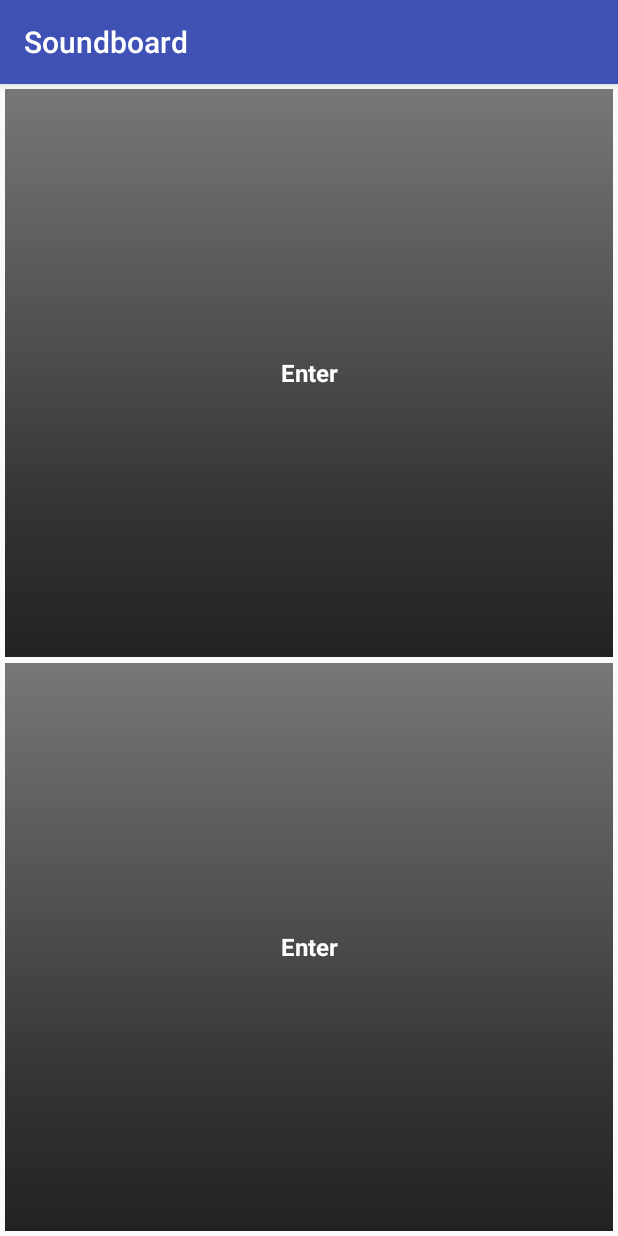
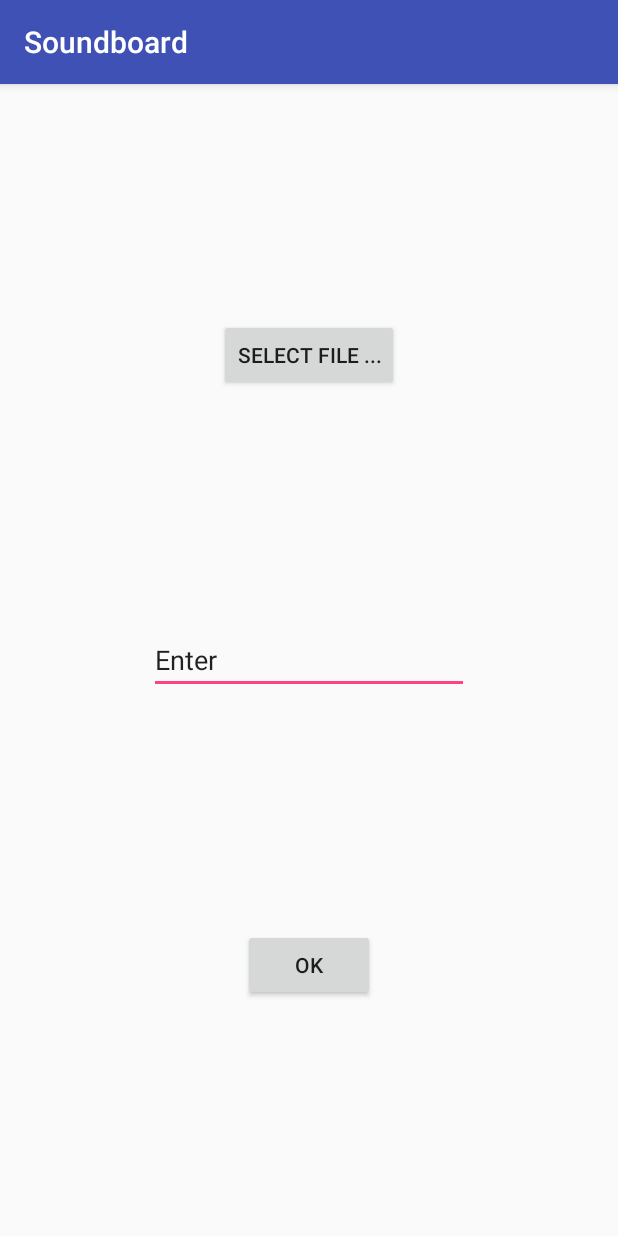
Before and after one commit to malteschmitz/AndroidSoundboard, an Android app: the screen it shows after launch (MainActivity before the commit, EditActivity after it), after a tap on "Enter", on a phone screen of 412 x 824 dp. Run offline under Robolectric (Android 15) with nearby library versions, the phone set to English and light mode, and no system bars.

Commit message:
Add EditActivity for settings selection

```diff
--- a/app/build.gradle
+++ b/app/build.gradle
@@ -28,8 +28,8 @@ dependencies {
     implementation 'com.android.support:appcompat-v7:26.0.2'
     implementation 'com.android.support.constraint:constraint-layout:1.0.2'
     testImplementation 'junit:junit:4.12'
-    androidTestImplementation ('com.android.support.test.espresso:espresso-core:3.0.1', {
+    androidTestImplementation('com.android.support.test.espresso:espresso-core:3.0.1', {
         exclude group: 'com.android.support', module: 'support-annotations'
     })
-    implementation"org.jetbrains.kotlin:kotlin-stdlib-jre7:$kotlin_version"
+    implementation "org.jetbrains.kotlin:kotlin-stdlib-jre7:$kotlin_version"
 }
--- a/app/src/main/AndroidManifest.xml
+++ b/app/src/main/AndroidManifest.xml
@@ -16,6 +16,7 @@
                 <category android:name="android.intent.category.LAUNCHER" />
             </intent-filter>
         </activity>
+        <activity android:name=".EditActivity"></activity>
     </application>
 
 </manifest>
--- /dev/null
+++ b/app/src/main/java/de/mlte/soundboard/EditActivity.kt
@@ -0,0 +1,48 @@
+package de.mlte.soundboard
+
+import android.app.Activity
+import android.content.Intent
+import android.net.Uri
+import android.support.v7.app.AppCompatActivity
+import android.os.Bundle
+import android.widget.Button
+import android.widget.EditText
+
+class EditActivity : AppCompatActivity() {
+
+    override fun onCreate(savedInstanceState: Bundle?) {
+        super.onCreate(savedInstanceState)
+        setContentView(R.layout.activity_edit)
+
+        val captionEditText = findViewById<EditText>(R.id.captionEditText)
+        captionEditText.setText(intent.getStringExtra("caption"))
+
+        val okButton = findViewById<Button>(R.id.okButton)
+        okButton.setOnClickListener {
+            val intent = Intent()
+            intent.putExtra("caption", captionEditText.text.toString())
+            intent.putExtra("uri", currentUri)
+            setResult(Activity.RESULT_OK, intent)
+            finish()
+        }
+
+        val selectButton = findViewById<Button>(R.id.selectButton)
+        selectButton.setOnClickListener {
+            val intent = Intent()
+                    .setType("audio/*")
+                    .setAction(Intent.ACTION_GET_CONTENT)
+
+            startActivityForResult(intent, 123)
+        }
+    }
+
+    var currentUri: Uri? = null
+
+    override fun onActivityResult(requestCode: Int, resultCode: Int, data: Intent?) {
+        super.onActivityResult(requestCode, resultCode, data)
+
+        if (requestCode == 123 && resultCode == Activity.RESULT_OK && data != null) {
+            currentUri = data.data
+        }
+    }
+}
--- a/app/src/main/java/de/mlte/soundboard/MainActivity.kt
+++ b/app/src/main/java/de/mlte/soundboard/MainActivity.kt
@@ -64,11 +64,11 @@ class MainActivity : AppCompatActivity() {
         }
 
         btn.setOnLongClickListener {
-            val intent = Intent()
-                    .setType("audio/*")
-                    .setAction(Intent.ACTION_GET_CONTENT)
+            val intent = Intent(baseContext, EditActivity::class.java)
+            intent.putExtra("uri", currentUri)
+            intent.putExtra("caption", btn.text)
+            startActivityForResult(intent, 1234)
 
-            startActivityForResult(Intent.createChooser(intent, "Select a file"), 123)
             true
         }
     }
@@ -78,8 +78,11 @@ class MainActivity : AppCompatActivity() {
     override fun onActivityResult(requestCode: Int, resultCode: Int, data: Intent?) {
         super.onActivityResult(requestCode, resultCode, data)
 
-        if (requestCode == 123 && resultCode == Activity.RESULT_OK && data != null) {
-            currentUri = data.data
+        if (requestCode == 1234 && resultCode == Activity.RESULT_OK && data != null) {
+            val btn = findViewById<TextView>(R.id.text_view_button)
+            btn.setText(data.getStringExtra("caption"))
+            currentUri = data.getParcelableExtra<Uri>("uri")
+            grantUriPermission(getPackageName(), currentUri, Intent.FLAG_GRANT_READ_URI_PERMISSION)
         }
     }
 }
--- /dev/null
+++ b/app/src/main/res/layout/activity_edit.xml
@@ -0,0 +1,58 @@
+<?xml version="1.0" encoding="utf-8"?>
+<android.support.constraint.ConstraintLayout xmlns:android="http://schemas.android.com/apk/res/android"
+    xmlns:app="http://schemas.android.com/apk/res-auto"
+    xmlns:tools="http://schemas.android.com/tools"
+    android:layout_width="match_parent"
+    android:layout_height="match_parent"
+    tools:context="de.mlte.soundboard.EditActivity">
+
+    <Button
+        android:id="@+id/okButton"
+        android:layout_width="wrap_content"
+        android:layout_height="wrap_content"
+        android:layout_marginBottom="0dp"
+        android:layout_marginEnd="0dp"
+        android:layout_marginStart="0dp"
+        android:layout_marginTop="0dp"
+        android:text="OK"
+        app:layout_constraintBottom_toBottomOf="parent"
+        app:layout_constraintEnd_toEndOf="parent"
+        app:layout_constraintStart_toStartOf="parent"
+        app:layout_constraintTop_toBottomOf="@+id/captionEditText"
+        tools:layout_editor_absoluteX="116dp"
+        tools:layout_editor_absoluteY="231dp" />
+
+    <EditText
+        android:id="@+id/captionEditText"
+        android:layout_width="wrap_content"
+        android:layout_height="wrap_content"
+        android:layout_marginBottom="0dp"
+        android:layout_marginEnd="0dp"
+        android:layout_marginStart="0dp"
+        android:layout_marginTop="0dp"
+        android:ems="10"
+        android:inputType="textPersonName"
+        android:text="Name"
+        app:layout_constraintBottom_toTopOf="@+id/okButton"
+        app:layout_constraintEnd_toEndOf="parent"
+        app:layout_constraintStart_toStartOf="parent"
+        app:layout_constraintTop_toBottomOf="@+id/selectButton"
+        tools:layout_editor_absoluteX="76dp"
+        tools:layout_editor_absoluteY="121dp" />
+
+    <Button
+        android:id="@+id/selectButton"
+        android:layout_width="wrap_content"
+        android:layout_height="wrap_content"
+        android:layout_marginBottom="0dp"
+        android:layout_marginEnd="0dp"
+        android:layout_marginStart="0dp"
+        android:layout_marginTop="0dp"
+        android:text="Select File ..."
+        app:layout_constraintBottom_toTopOf="@+id/captionEditText"
+        app:layout_constraintEnd_toEndOf="parent"
+        app:layout_constraintStart_toStartOf="parent"
+        app:layout_constraintTop_toTopOf="parent"
+        tools:layout_editor_absoluteX="94dp"
+        tools:layout_editor_absoluteY="42dp" />
+</android.support.constraint.ConstraintLayout>
```
